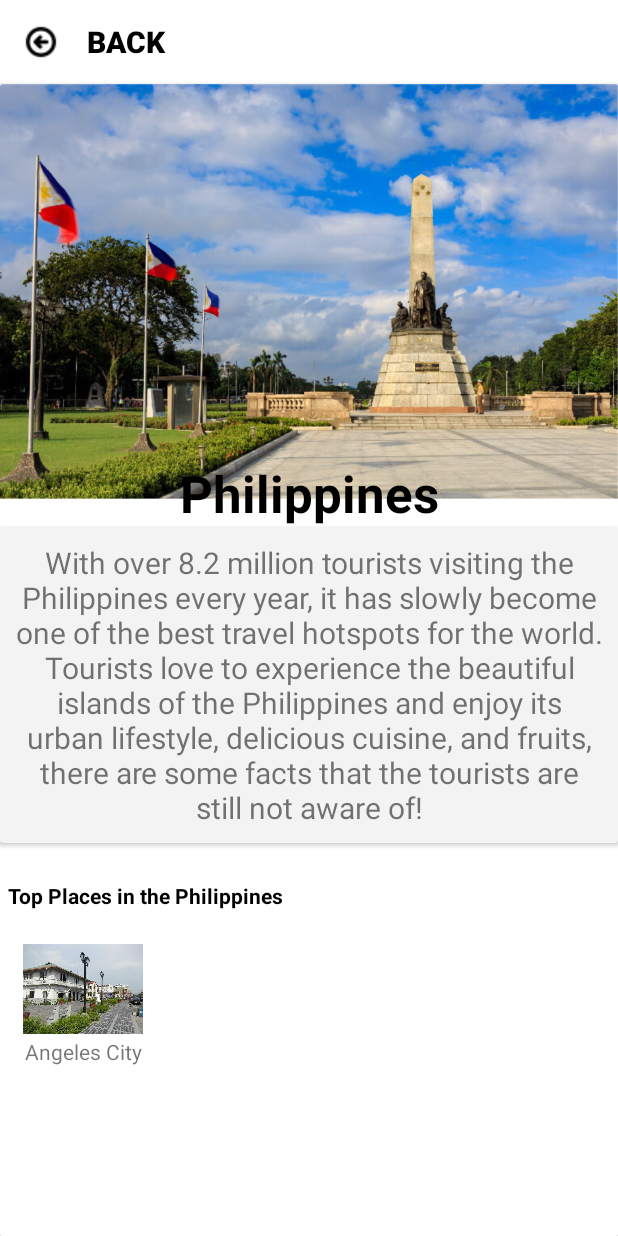
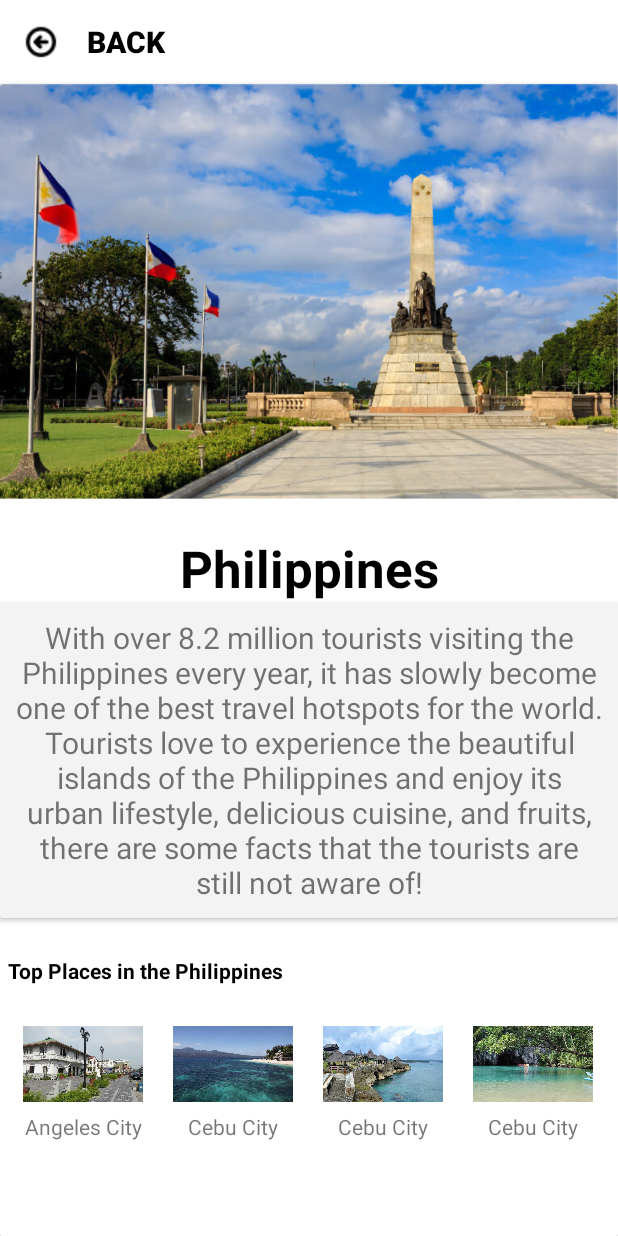
Before and after one commit to ShinAquila/Android-Final-Project, an Android app: the Philippines screen opened directly, with no data from a screen before it, on a phone screen of 412 x 824 dp. Run offline under Robolectric (Android 15) with nearby library versions, the phone set to English and light mode, and no system bars.

Commit message:
changed philippine activity

```diff
--- a/app/src/main/res/layout/activity_philippines.xml
+++ b/app/src/main/res/layout/activity_philippines.xml
@@ -59,7 +59,7 @@
                     android:text="Philippines"
                     android:textSize="34sp"
                     android:textStyle="bold"
-                    android:layout_marginTop="250dp"
+                    android:layout_marginTop="300dp"
                     android:gravity="center"/>
 
                 <androidx.cardview.widget.CardView
@@ -140,6 +140,102 @@
                             </androidx.cardview.widget.CardView>
 
                         </LinearLayout>
+                        <LinearLayout
+                            android:layout_width="wrap_content"
+                            android:layout_height="wrap_content">
+
+                            <androidx.cardview.widget.CardView
+                                android:layout_width="match_parent"
+                                android:layout_height="wrap_content"
+                                android:layout_gravity="center_vertical"
+                                android:gravity="center"
+                                app:cardElevation="0dp"
+                                app:cardCornerRadius="10dp">
+
+                                <LinearLayout
+                                    android:layout_width="match_parent"
+                                    android:layout_height="wrap_content"
+                                    android:padding="10dp"
+                                    android:orientation="vertical">
+
+                                    <ImageView
+                                        android:layout_width="80dp"
+                                        android:layout_height="64dp"
+                                        android:src="@drawable/cebu"/>
+                                    <TextView
+                                        android:layout_width="match_parent"
+                                        android:layout_height="wrap_content"
+                                        android:gravity="center"
+                                        android:text="Cebu City"/>
+                                </LinearLayout>
+
+                            </androidx.cardview.widget.CardView>
+
+                        </LinearLayout>
+                        <LinearLayout
+                            android:layout_width="wrap_content"
+                            android:layout_height="wrap_content">
+
+                            <androidx.cardview.widget.CardView
+                                android:layout_width="match_parent"
+                                android:layout_height="wrap_content"
+                                android:layout_gravity="center_vertical"
+                                android:gravity="center"
+                                app:cardElevation="0dp"
+                                app:cardCornerRadius="10dp">
+
+                                <LinearLayout
+                                    android:layout_width="match_parent"
+                                    android:layout_height="wrap_content"
+                                    android:padding="10dp"
+                                    android:orientation="vertical">
+
+                                    <ImageView
+                                        android:layout_width="80dp"
+                                        android:layout_height="64dp"
+                                        android:src="@drawable/boracay"/>
+                                    <TextView
+                                        android:layout_width="match_parent"
+                                        android:layout_height="wrap_content"
+                                        android:gravity="center"
+                                        android:text="Cebu City"/>
+                                </LinearLayout>
+
+                            </androidx.cardview.widget.CardView>
+
+                        </LinearLayout>
+                        <LinearLayout
+                            android:layout_width="wrap_content"
+                            android:layout_height="wrap_content">
+
+                            <androidx.cardview.widget.CardView
+                                android:layout_width="match_parent"
+                                android:layout_height="wrap_content"
+                                android:layout_gravity="center_vertical"
+                                android:gravity="center"
+                                app:cardElevation="0dp"
+                                app:cardCornerRadius="10dp">
+
+                                <LinearLayout
+                                    android:layout_width="match_parent"
+                                    android:layout_height="wrap_content"
+                                    android:padding="10dp"
+                                    android:orientation="vertical">
+
+                                    <ImageView
+                                        android:layout_width="80dp"
+                                        android:layout_height="64dp"
+                                        android:src="@drawable/puerto"/>
+                                    <TextView
+                                        android:layout_width="match_parent"
+                                        android:layout_height="wrap_content"
+                                        android:gravity="center"
+                                        android:text="Cebu City"/>
+                                </LinearLayout>
+
+                            </androidx.cardview.widget.CardView>
+
+                        </LinearLayout>
 
 
 
```
Also changed, not shown: app/src/main/res/drawable/angeles.jpg (deleted), app/src/main/res/drawable/angeles.png (added), app/src/main/res/drawable/boracay.png (added), app/src/main/res/drawable/cebu.png (added), app/src/main/res/drawable/landmarkPhil.png (deleted), app/src/main/res/drawable/puerto.png (added).
